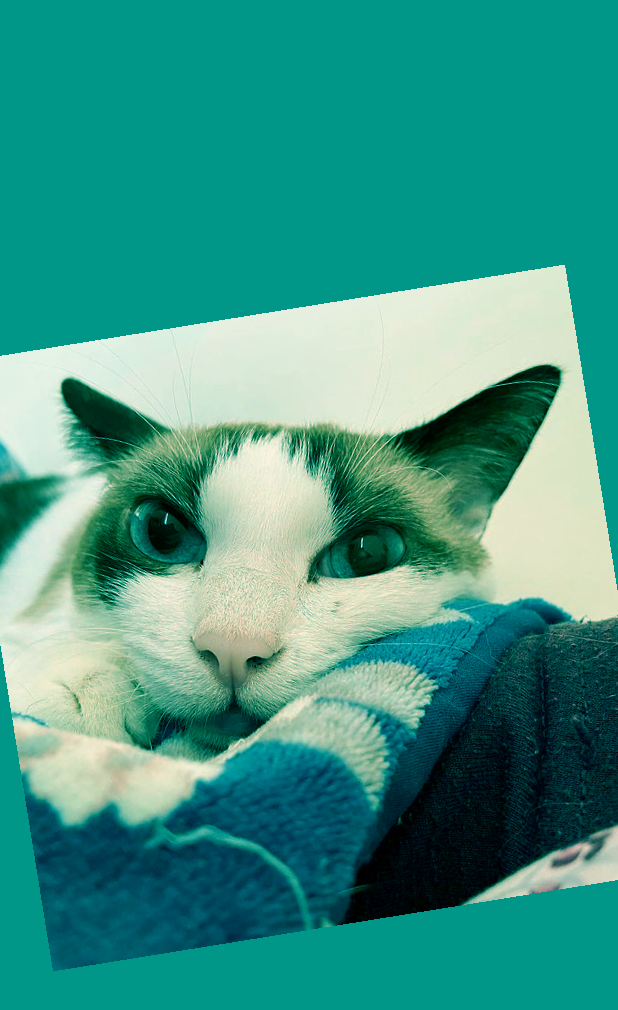
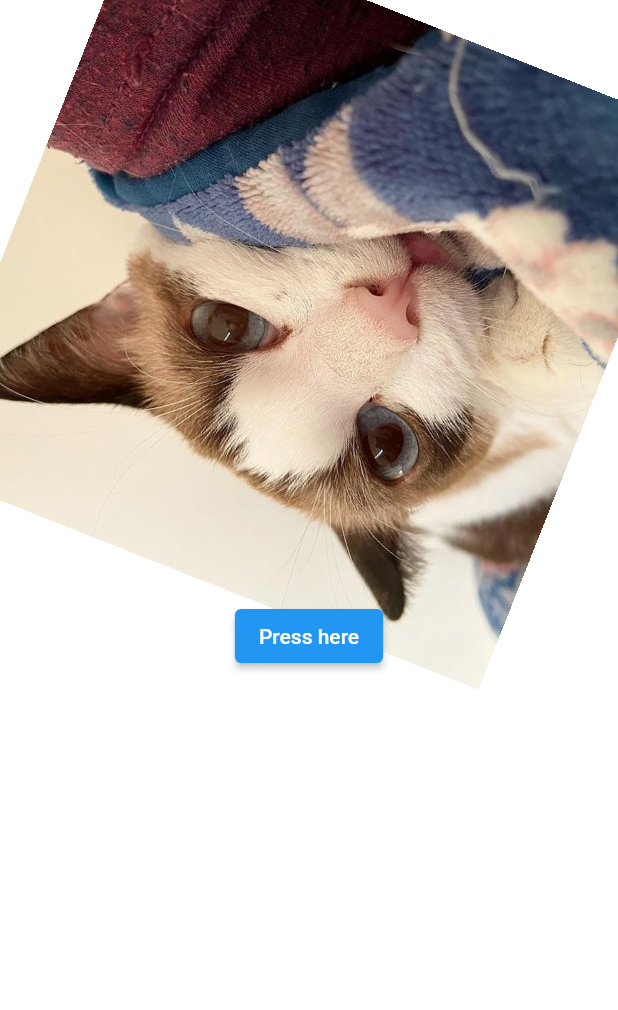
Before and after one commit to lai32290/flutter_examples, a Flutter app: the screen it shows after launch, on a phone screen of 412 x 824 dp. Shown: the top 1010 px of the screen. Run offline on Flutter 3.47's test engine with Material 2 defaults, Android fonts, the phone set to English and light mode, and no system bars; our stand-ins replace sqflite; accounts and stored records are empty.

Commit message:
chore: add animation controller

```diff
--- /dev/null
+++ b/animations/lib/home_animated_widget.dart
@@ -0,0 +1,68 @@
+import 'package:flutter/material.dart';
+
+class AnimatedWidgetHome extends StatefulWidget {
+  @override
+  _AnimatedWidgetHomeState createState() => _AnimatedWidgetHomeState();
+}
+
+class _AnimatedWidgetHomeState extends State<AnimatedWidgetHome> with SingleTickerProviderStateMixin {
+  AnimationController _animationController;
+  AnimationStatus _animationStatus;
+
+
+  @override
+  initState() {
+    super.initState();
+    _animationController = AnimationController(
+      duration: Duration(seconds: 5),
+      vsync: this
+    )
+    ..repeat()
+    ..addStatusListener((status) {
+      _animationStatus = status;
+    });
+  }
+
+  @override
+  void dispose() {
+    _animationController.dispose();
+    super.dispose();
+  }
+
+  @override
+  Widget build(BuildContext context) {
+    return Container(
+      color: Colors.white,
+      child: Column(
+        children: [
+          Container(
+            height: 400,
+            child: RotationTransition(
+              alignment: Alignment.center,
+              child: Image.asset('images/huru.jpeg'),
+              turns: _animationController
+            )
+          ),
+          ElevatedButton(
+            child: Text('Press here'),
+            onPressed: () {
+              if (_animationStatus == AnimationStatus.dismissed) {
+                _animationController.repeat();
+              } else {
+                _animationController.reverse();
+              }
+
+              /*
+              if(_animationController.isAnimating) {
+                _animationController.stop();
+              } else {
+                _animationController.repeat();
+              }
+              */
+            }
+          )
+        ]
+      )
+    );
+  }
+}
--- a/animations/lib/main.dart
+++ b/animations/lib/main.dart
@@ -1,8 +1,8 @@
 import 'package:flutter/material.dart';
-import 'package:animations/home_tween.dart';
+import 'package:animations/home_animated_widget.dart';
 
 void main() {
   runApp(MaterialApp(
-    home: TweenAnimation()
+    home: AnimatedWidgetHome()
   ));
 }
```
